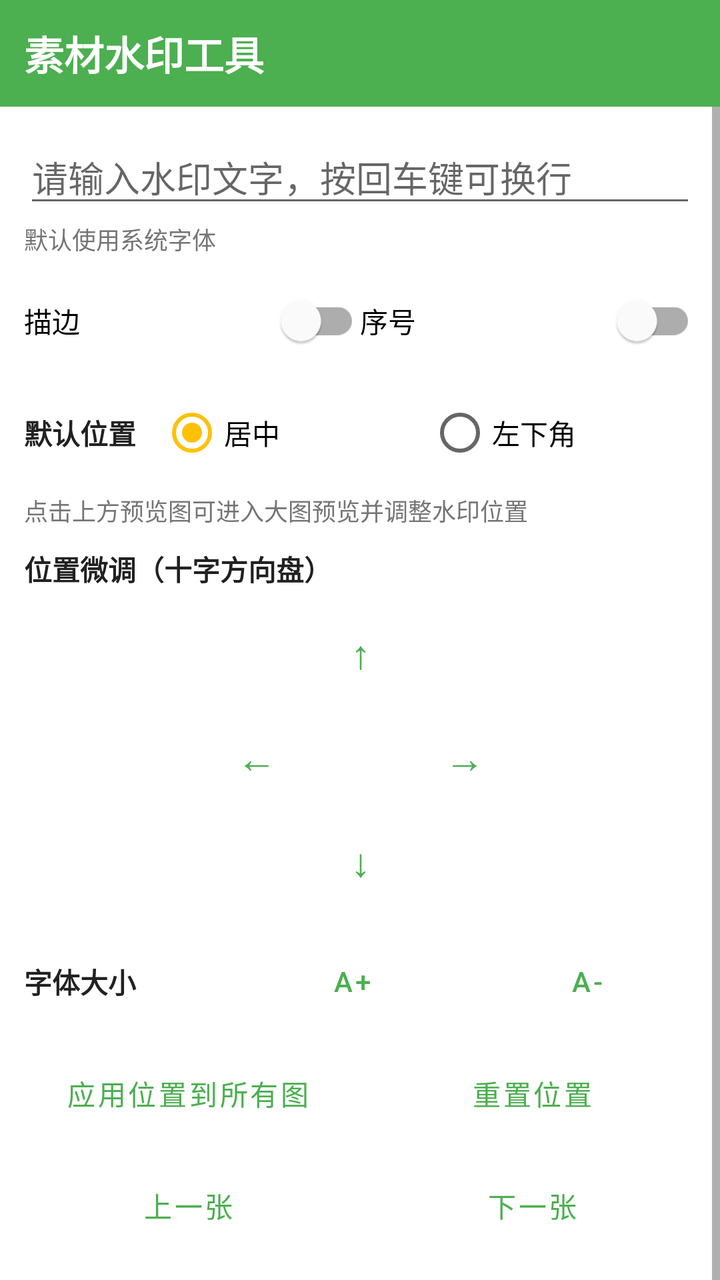
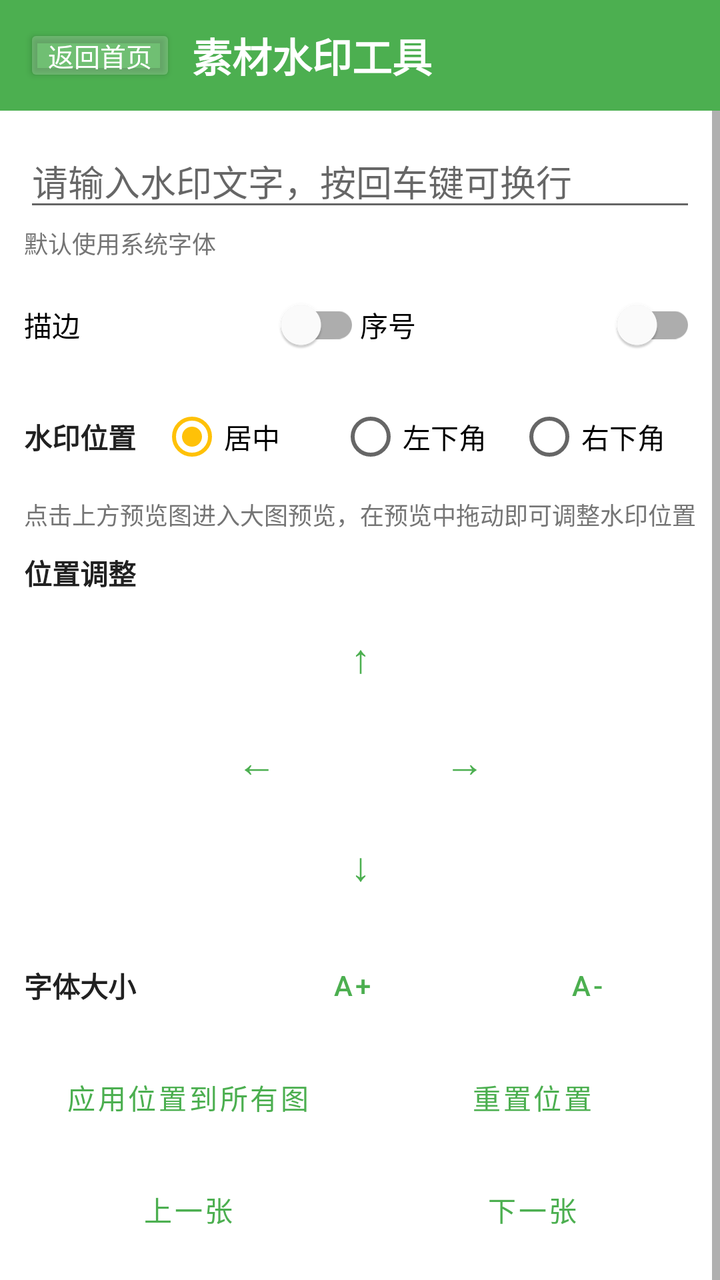

Screens rendered from an Android XML layout before and after an edit, with the pre-edit source and the edit as a unified diff.
<!-- AndroidManifest.xml: application theme Theme.XiaQiaoQiao -->
<!-- res/layout/activity_watermark.xml -->
<?xml version="1.0" encoding="utf-8"?>
<LinearLayout xmlns:android="http://schemas.android.com/apk/res/android"
    android:layout_width="match_parent"
    android:layout_height="match_parent"
    android:background="@color/bg_page"
    android:orientation="vertical">

    
    <LinearLayout
        android:layout_width="match_parent"
        android:layout_height="wrap_content"
        android:background="@color/brand_primary"
        android:gravity="center_vertical"
        android:orientation="horizontal"
        android:padding="12dp">

        <TextView
            android:id="@+id/tv_title"
            android:layout_width="0dp"
            android:layout_height="wrap_content"
            android:layout_weight="1"
            android:text="@string/tool_watermark"
            android:textColor="@color/white"
            android:textSize="20sp"
            android:textStyle="bold" />

        <TextView
            android:id="@+id/tv_index"
            android:layout_width="wrap_content"
            android:layout_height="wrap_content"
            android:textColor="@color/white"
            android:textSize="14sp" />
    </LinearLayout>

    
    <FrameLayout
        android:layout_width="match_parent"
        android:layout_height="0dp"
        android:layout_weight="1"
        android:background="@color/black">

        <com.huanghy7588.xiaqiaoqiaogongjvxiang.watermark.WatermarkView
            android:id="@+id/watermark_view"
            android:layout_width="match_parent"
            android:layout_height="match_parent" />

        <TextView
            android:id="@+id/tv_no_image"
            android:layout_width="wrap_content"
            android:layout_height="wrap_content"
            android:layout_gravity="center"
            android:text="@string/wm_no_images"
            android:textColor="@color/white"
            android:textSize="16sp"
            android:visibility="visible" />
    </FrameLayout>

    
    <ScrollView
        android:layout_width="match_parent"
        android:layout_height="wrap_content"
        android:background="@color/bg_card">

        <LinearLayout
            android:layout_width="match_parent"
            android:layout_height="wrap_content"
            android:orientation="vertical"
            android:padding="12dp">

            
            <EditText
                android:id="@+id/et_text"
                android:layout_width="match_parent"
                android:layout_height="wrap_content"
                android:hint="@string/wm_input_hint"
                android:inputType="textMultiLine"
                android:minLines="1"
                android:maxLines="3"
                android:gravity="top|start" />

            
            <TextView
                android:layout_width="wrap_content"
                android:layout_height="wrap_content"
                android:layout_marginTop="2dp"
                android:text="@string/wm_font_hint"
                android:textColor="@color/text_secondary"
                android:textSize="12sp" />

            
            <LinearLayout
                android:layout_width="match_parent"
                android:layout_height="wrap_content"
                android:layout_marginTop="8dp"
                android:orientation="horizontal">

                <com.google.android.material.switchmaterial.SwitchMaterial
                    android:id="@+id/sw_stroke"
                    android:layout_width="0dp"
                    android:layout_height="wrap_content"
                    android:layout_weight="1"
                    android:text="@string/wm_stroke" />

                <com.google.android.material.switchmaterial.SwitchMaterial
                    android:id="@+id/sw_numbering"
                    android:layout_width="0dp"
                    android:layout_height="wrap_content"
                    android:layout_weight="1"
                    android:text="@string/wm_numbering" />
            </LinearLayout>

            
            <LinearLayout
                android:layout_width="match_parent"
                android:layout_height="wrap_content"
                android:layout_marginTop="8dp"
                android:gravity="center_vertical"
                android:orientation="horizontal">

                <TextView
                    android:layout_width="wrap_content"
                    android:layout_height="wrap_content"
                    android:text="@string/wm_default_pos"
                    android:textColor="@color/text_primary"
                    android:textStyle="bold" />

                <RadioGroup
                    android:id="@+id/rg_position"
                    android:layout_width="0dp"
                    android:layout_height="wrap_content"
                    android:layout_marginStart="12dp"
                    android:layout_weight="1"
                    android:orientation="horizontal">

                    <RadioButton
                        android:id="@+id/rb_pos_center"
                        android:layout_width="0dp"
                        android:layout_height="wrap_content"
                        android:layout_weight="1"
                        android:checked="true"
                        android:text="@string/wm_pos_center" />

                    <RadioButton
                        android:id="@+id/rb_pos_bottom_left"
                        android:layout_width="0dp"
                        android:layout_height="wrap_content"
                        android:layout_weight="1"
                        android:text="@string/wm_pos_bottom_left" />
                </RadioGroup>
            </LinearLayout>

            
            <TextView
                android:layout_width="wrap_content"
                android:layout_height="wrap_content"
                android:layout_marginTop="6dp"
                android:text="@string/wm_preview_hint"
                android:textColor="@color/text_secondary"
                android:textSize="12sp" />

            
            <TextView
                android:layout_width="wrap_content"
                android:layout_height="wrap_content"
                android:layout_marginTop="10dp"
                android:text="@string/wm_fine_tune_pos"
                android:textColor="@color/text_primary"
                android:textStyle="bold" />

            <GridLayout
                android:layout_width="wrap_content"
                android:layout_height="wrap_content"
                android:layout_gravity="center_horizontal"
                android:layout_marginTop="6dp"
                android:columnCount="3">

                
                <Space
                    android:layout_width="52dp"
                    android:layout_height="52dp" />

                <Button
                    android:id="@+id/btn_up"
                    style="@style/Widget.MaterialComponents.Button.OutlinedButton"
                    android:layout_width="52dp"
                    android:layout_height="52dp"
                    android:minWidth="0dp"
                    android:minHeight="0dp"
                    android:padding="0dp"
                    android:text="↑"
                    android:textSize="20sp" />

                <Space
                    android:layout_width="52dp"
                    android:layout_height="52dp" />

                
                <Button
                    android:id="@+id/btn_left"
                    style="@style/Widget.MaterialComponents.Button.OutlinedButton"
                    android:layout_width="52dp"
                    android:layout_height="52dp"
                    android:minWidth="0dp"
                    android:minHeight="0dp"
                    android:padding="0dp"
                    android:text="←"
                    android:textSize="20sp" />

                <Space
                    android:layout_width="52dp"
                    android:layout_height="52dp" />

                <Button
                    android:id="@+id/btn_right"
                    style="@style/Widget.MaterialComponents.Button.OutlinedButton"
                    android:layout_width="52dp"
                    android:layout_height="52dp"
                    android:minWidth="0dp"
                    android:minHeight="0dp"
                    android:padding="0dp"
                    android:text="→"
                    android:textSize="20sp" />

                
                <Space
                    android:layout_width="52dp"
                    android:layout_height="52dp" />

                <Button
                    android:id="@+id/btn_down"
                    style="@style/Widget.MaterialComponents.Button.OutlinedButton"
                    android:layout_width="52dp"
                    android:layout_height="52dp"
                    android:minWidth="0dp"
                    android:minHeight="0dp"
                    android:padding="0dp"
                    android:text="↓"
                    android:textSize="20sp" />

                <Space
                    android:layout_width="52dp"
                    android:layout_height="52dp" />
            </GridLayout>

            
            <LinearLayout
                android:layout_width="match_parent"
                android:layout_height="wrap_content"
                android:layout_marginTop="10dp"
                android:gravity="center_vertical"
                android:orientation="horizontal">

                <TextView
                    android:layout_width="0dp"
                    android:layout_height="wrap_content"
                    android:layout_weight="1"
                    android:text="@string/wm_font_size"
                    android:textColor="@color/text_primary"
                    android:textStyle="bold" />

                <Button
                    android:id="@+id/btn_bigger"
                    style="@style/Widget.MaterialComponents.Button.OutlinedButton"
                    android:layout_width="0dp"
                    android:layout_height="wrap_content"
                    android:layout_weight="1"
                    android:minWidth="0dp"
                    android:text="A+" />

                <Button
                    android:id="@+id/btn_smaller"
                    style="@style/Widget.MaterialComponents.Button.OutlinedButton"
                    android:layout_width="0dp"
                    android:layout_height="wrap_content"
                    android:layout_marginStart="8dp"
                    android:layout_weight="1"
                    android:minWidth="0dp"
                    android:text="A-" />
            </LinearLayout>

            
            <LinearLayout
                android:layout_width="match_parent"
                android:layout_height="wrap_content"
                android:layout_marginTop="8dp"
                android:orientation="horizontal">

                <Button
                    android:id="@+id/btn_apply_all"
                    style="@style/Widget.MaterialComponents.Button.OutlinedButton"
                    android:layout_width="0dp"
                    android:layout_height="wrap_content"
                    android:layout_weight="1"
                    android:text="@string/wm_apply_to_all" />

                <Button
                    android:id="@+id/btn_reset"
                    style="@style/Widget.MaterialComponents.Button.OutlinedButton"
                    android:layout_width="0dp"
                    android:layout_height="wrap_content"
                    android:layout_weight="1"
                    android:layout_marginStart="8dp"
                    android:text="@string/wm_reset_pos" />
            </LinearLayout>

            
            <LinearLayout
                android:layout_width="match_parent"
                android:layout_height="wrap_content"
                android:layout_marginTop="8dp"
                android:orientation="horizontal">

                <Button
                    android:id="@+id/btn_prev"
                    style="@style/Widget.MaterialComponents.Button.OutlinedButton"
                    android:layout_width="0dp"
                    android:layout_height="wrap_content"
                    android:layout_weight="1"
                    android:text="@string/wm_prev" />

                <Button
                    android:id="@+id/btn_next"
                    style="@style/Widget.MaterialComponents.Button.OutlinedButton"
                    android:layout_width="0dp"
                    android:layout_height="wrap_content"
                    android:layout_weight="1"
                    android:layout_marginStart="8dp"
                    android:text="@string/wm_next" />
            </LinearLayout>

            
            <LinearLayout
                android:layout_width="match_parent"
                android:layout_height="wrap_content"
                android:layout_marginTop="8dp"
                android:orientation="horizontal">

                <Button
                    android:id="@+id/btn_import"
                    style="@style/Widget.XiaQiaoQiao.Button.Primary"
                    android:layout_width="0dp"
                    android:layout_height="wrap_content"
                    android:layout_weight="1"
                    android:text="@string/wm_import_images" />

                <Button
                    android:id="@+id/btn_export"
                    style="@style/Widget.XiaQiaoQiao.Button.Primary"
                    android:layout_width="0dp"
                    android:layout_height="wrap_content"
                    android:layout_weight="1"
                    android:layout_marginStart="8dp"
                    android:backgroundTint="@color/brand_accent"
                    android:text="@string/wm_export" />
            </LinearLayout>
        </LinearLayout>
    </ScrollView>
</LinearLayout>
<!-- resources referenced by this layout -->
<resources>
  <color name="bg_card">#FFFFFFFF</color>
  <color name="bg_page">#FFF5F5F5</color>
  <color name="black">#FF000000</color>
  <color name="brand_accent">#FFFFC107</color>
  <color name="brand_primary">#FF4CAF50</color>
  <color name="text_primary">#FF212121</color>
  <color name="text_secondary">#FF757575</color>
  <color name="white">#FFFFFFFF</color>
  <string name="tool_watermark">素材水印工具</string>
  <string name="wm_apply_to_all">应用位置到所有图</string>
  <string name="wm_default_pos">默认位置</string>
  <string name="wm_export">导出水印图</string>
  <string name="wm_fine_tune_pos">位置微调（十字方向盘）</string>
  <string name="wm_font_hint">默认使用系统字体</string>
  <string name="wm_font_size">字体大小</string>
  <string name="wm_import_images">导入图片</string>
  <string name="wm_input_hint">请输入水印文字，按回车键可换行</string>
  <string name="wm_next">下一张</string>
  <string name="wm_no_images">尚未导入图片</string>
  <string name="wm_numbering">序号</string>
  <string name="wm_pos_bottom_left">左下角</string>
  <string name="wm_pos_center">居中</string>
  <string name="wm_prev">上一张</string>
  <string name="wm_preview_hint">点击上方预览图可进入大图预览并调整水印位置</string>
  <string name="wm_reset_pos">重置位置</string>
  <string name="wm_stroke">描边</string>
  <style name="Widget.XiaQiaoQiao.Button.Primary" parent="Widget.MaterialComponents.Button">
          <item name="android:textSize">18sp</item>
          <item name="android:textStyle">bold</item>
          <item name="cornerRadius">12dp</item>
          <item name="android:minHeight">56dp</item>
          <item name="backgroundTint">@color/brand_primary</item>
      </style>
  <style name="Theme.XiaQiaoQiao" parent="Theme.MaterialComponents.Light.NoActionBar">
          <item name="colorPrimary">@color/brand_primary</item>
          <item name="colorPrimaryVariant">@color/brand_primary_dark</item>
          <item name="colorOnPrimary">@color/white</item>
          <item name="colorSecondary">@color/brand_accent</item>
          <item name="colorOnSecondary">@color/black</item>
          <item name="android:statusBarColor" tools:targetApi="l">@color/brand_primary_dark</item>
          <item name="android:windowBackground">@color/bg_page</item>
      </style>
  <color name="brand_primary_dark">#FF388E3C</color>
</resources>

<!-- the commit's change to res/layout/activity_watermark.xml (unified diff, before → after) -->
@@ -14,11 +14,30 @@
         android:orientation="horizontal"
         android:padding="12dp">
 
+        
+        <Button
+            android:id="@+id/btn_back_home"
+            android:layout_width="wrap_content"
+            android:layout_height="wrap_content"
+            android:layout_marginEnd="8dp"
+            android:backgroundTint="#33FFFFFF"
+            android:minWidth="0dp"
+            android:minHeight="0dp"
+            android:paddingStart="12dp"
+            android:paddingTop="6dp"
+            android:paddingEnd="12dp"
+            android:paddingBottom="6dp"
+            android:text="@string/wm_back_home"
+            android:textColor="@color/white"
+            android:textSize="13sp" />
+
         <TextView
             android:id="@+id/tv_title"
             android:layout_width="0dp"
             android:layout_height="wrap_content"
             android:layout_weight="1"
+            android:ellipsize="end"
+            android:maxLines="1"
             android:text="@string/tool_watermark"
             android:textColor="@color/white"
             android:textSize="20sp"
@@ -146,6 +165,13 @@
                         android:layout_height="wrap_content"
                         android:layout_weight="1"
                         android:text="@string/wm_pos_bottom_left" />
+
+                    <RadioButton
+                        android:id="@+id/rb_pos_bottom_right"
+                        android:layout_width="0dp"
+                        android:layout_height="wrap_content"
+                        android:layout_weight="1"
+                        android:text="@string/wm_pos_bottom_right" />
                 </RadioGroup>
             </LinearLayout>
 
<!-- resource entries referenced after the edit -->
@@ -10,9 +10,10 @@
   <color name="white">#FFFFFFFF</color>
   <string name="tool_watermark">素材水印工具</string>
   <string name="wm_apply_to_all">应用位置到所有图</string>
-  <string name="wm_default_pos">默认位置</string>
+  <string name="wm_back_home">返回首页</string>
+  <string name="wm_default_pos">水印位置</string>
   <string name="wm_export">导出水印图</string>
-  <string name="wm_fine_tune_pos">位置微调（十字方向盘）</string>
+  <string name="wm_fine_tune_pos">位置调整</string>
   <string name="wm_font_hint">默认使用系统字体</string>
   <string name="wm_font_size">字体大小</string>
   <string name="wm_import_images">导入图片</string>
@@ -21,9 +22,10 @@
   <string name="wm_no_images">尚未导入图片</string>
   <string name="wm_numbering">序号</string>
   <string name="wm_pos_bottom_left">左下角</string>
+  <string name="wm_pos_bottom_right">右下角</string>
   <string name="wm_pos_center">居中</string>
   <string name="wm_prev">上一张</string>
-  <string name="wm_preview_hint">点击上方预览图可进入大图预览并调整水印位置</string>
+  <string name="wm_preview_hint">点击上方预览图进入大图预览，在预览中拖动即可调整水印位置</string>
   <string name="wm_reset_pos">重置位置</string>
   <string name="wm_stroke">描边</string>
   <style name="Widget.XiaQiaoQiao.Button.Primary" parent="Widget.MaterialComponents.Button">
